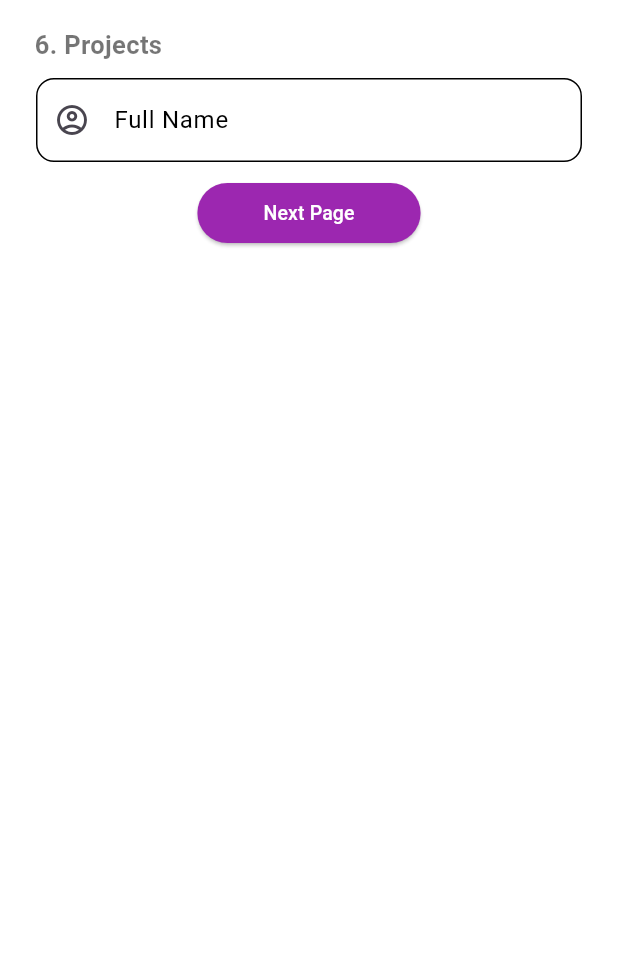
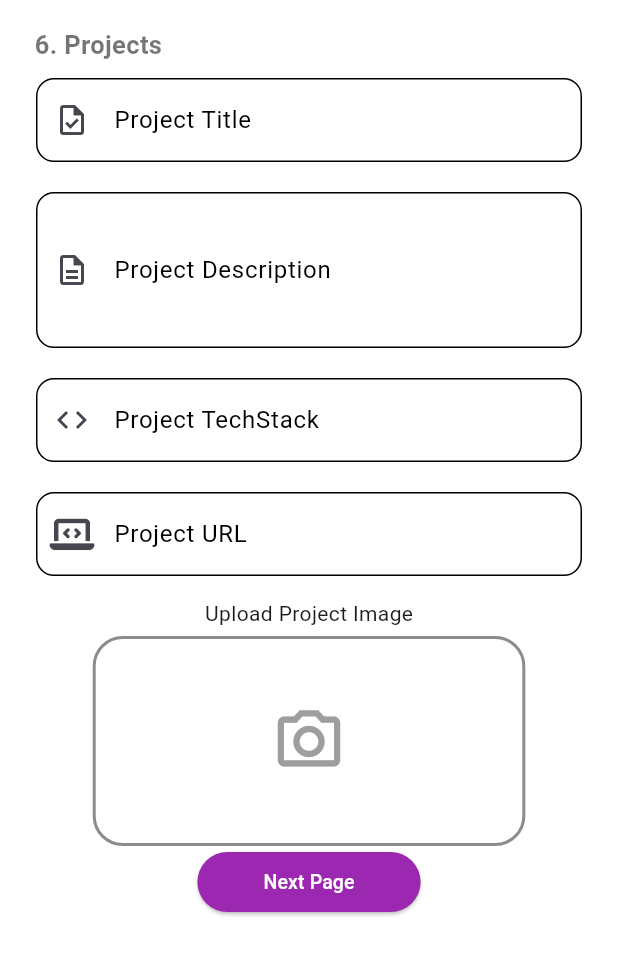
Before and after one commit to Pranavgadakh0108/Portfolio_Maker_App_Flutter, a Flutter app: the Projects screen opened directly, on a phone screen of 412 x 824 dp, the part 84-1060 px from its top. Run offline on Flutter 3.47's test engine with Material 3 defaults, Android fonts, the phone set to English and light mode, and no system bars; our stand-ins replace font_awesome_flutter, image_picker; network calls fail.

Commit message:
first commit

```diff
--- a/lib/ui/page6.dart
+++ b/lib/ui/page6.dart
@@ -1,6 +1,8 @@
 import 'package:flutter/material.dart';
+import 'package:font_awesome_flutter/font_awesome_flutter.dart';
 import 'package:portfolio_creator/ui/page2.dart';
 import 'package:portfolio_creator/widget/custom_form_field.dart';
+import 'package:portfolio_creator/widget/project_img.dart';
 
 class Projects extends StatefulWidget {
   const Projects({super.key});
@@ -13,6 +15,9 @@ class _ProjectsState extends State<Projects> {
 
   final GlobalKey<FormState> _globalKey = GlobalKey();
   var nameController = TextEditingController();
+  var descController = TextEditingController();
+  var techStackController = TextEditingController();
+  var projectUrlController = TextEditingController();
 
   @override
   Widget build(BuildContext context) {
@@ -57,10 +62,10 @@ class _ProjectsState extends State<Projects> {
 
                     CustomTextFormField(
                       controller: nameController,
-                      hintText: "Enter Your Full Name",
-                      icon: Icons.account_circle_outlined,
+                      hintText: "Enter Your Project Title",
+                      icon: Icons.task_outlined,
                       keyboardType: TextInputType.text,
-                      labelText: "Full Name",
+                      labelText: "Project Title",
                       onChanged: (value) {
                         setState(() {
                           nameController.text = value;
@@ -68,12 +73,87 @@ class _ProjectsState extends State<Projects> {
                       },
                       validator: (value) {
                         if (value == null || value.isEmpty) {
-                          return "Enter the Full Name first...";
+                          return "Enter the Project Title first...";
                         }
                         return null;
                       },
                     ),
 
+                    CustomTextFormField(
+                      controller: descController,
+                      maxLines: 3,
+                      hintText: "Enter Your Project Description",
+                      icon: Icons.description_outlined,
+                      keyboardType: TextInputType.text,
+                      labelText: "Project Description",
+                      onChanged: (value) {
+                        setState(() {
+                          descController.text = value;
+                        });
+                      },
+                      validator: (value) {
+                        if (value == null || value.isEmpty) {
+                          return "Enter the Project Description first...";
+                        }
+                        return null;
+                      },
+                    ),
+
+                    CustomTextFormField(
+                      controller: techStackController,
+                      hintText: "Enter Your Project TechStack",
+                      icon: Icons.code,
+                      keyboardType: TextInputType.text,
+                      labelText: "Project TechStack",
+                      onChanged: (value) {
+                        setState(() {
+                          techStackController.text = value;
+                        });
+                      },
+                      validator: (value) {
+                        if (value == null || value.isEmpty) {
+                          return "Enter the Project TechStack first...";
+                        }
+                        return null;
+                      },
+                    ),
+
+
+
+                    CustomTextFormField(
+                      controller: projectUrlController,
+                      hintText: "Enter Your Project URL",
+                      icon: FontAwesomeIcons.laptopCode,
+                      keyboardType: TextInputType.text,
+                      labelText: "Project URL",
+                      onChanged: (value) {
+                        setState(() {
+                          projectUrlController.text = value;
+                        });
+                      },
+                      validator: (value) {
+                        if (value == null || value.isEmpty) {
+                          return "Enter Project URL First..";
+                        }
+                        return null;
+                      },
+                    ),
+
+                    Center(
+                      child: Column(
+                        mainAxisAlignment: MainAxisAlignment.center,
+                        children: [
+                          SizedBox(height: 5),
+                          Text('Upload Project Image'),
+                          SizedBox(height: 5),
+                          SizedBox(
+                            height: 140,
+                            width: MediaQuery.of(context).size.width * 0.7,
+                            child: ProjectImg(),
+                          ),
+                        ],
+                      ),
+                    ),
 
 
                     Center(
--- /dev/null
+++ b/lib/widget/project_img.dart
@@ -0,0 +1,79 @@
+import 'dart:io';
+import 'package:flutter/material.dart';
+import 'package:image_picker/image_picker.dart';
+
+class ProjectImg extends StatefulWidget {
+  const ProjectImg({super.key});
+
+  @override
+  State<ProjectImg> createState() => _CameraWidgetState();
+}
+
+class _CameraWidgetState extends State<ProjectImg> {
+  XFile? imageFile;
+  ImagePicker imagePicker = ImagePicker();
+
+  Future<String> captureImage() async {
+    final pickedImage = await imagePicker.pickImage(
+      source: ImageSource.camera,
+      preferredCameraDevice: CameraDevice.rear,
+    );
+    if (pickedImage != null) {
+      setState(() {
+        imageFile = pickedImage;
+      });
+      return imageFile?.path ?? "";
+    } else {
+      return "No Image Captured";
+    }
+  }
+
+  Future<String> pickImage() async {
+    final pickedImage = await imagePicker.pickImage(
+      source: ImageSource.gallery,
+    );
+    if (pickedImage != null) {
+      setState(() {
+        imageFile = pickedImage;
+      });
+      return imageFile?.path ?? "";
+    } else {
+      return "No Image Picked";
+    }
+  }
+
+  @override
+  Widget build(BuildContext context) {
+    return Scaffold(
+      backgroundColor: Colors.white,
+      body: SafeArea(
+        child: GestureDetector(
+          onDoubleTap: pickImage,
+          onTap: captureImage,
+          child: Center(
+            child: Container(
+              height: 200,
+              width: MediaQuery.of(context).size.width * 0.7,
+              decoration: BoxDecoration(
+                color: Colors.white,
+                border: Border.all(color: Colors.black45, width: 2),
+                borderRadius: BorderRadius.circular(
+                  20,
+                ), // Changed from 120 to 20
+              ),
+              child: imageFile == null
+                  ? const Icon(Icons.camera_alt_outlined, size: 50, color: Colors.grey)
+                  : ClipRRect(
+                      borderRadius: BorderRadius.circular(20),
+                      child: Image.file(
+                        File(imageFile!.path),
+                        fit: BoxFit.cover,
+                      ),
+                    ),
+            ),
+          ),
+        ),
+      ),
+    );
+  }
+}
```
